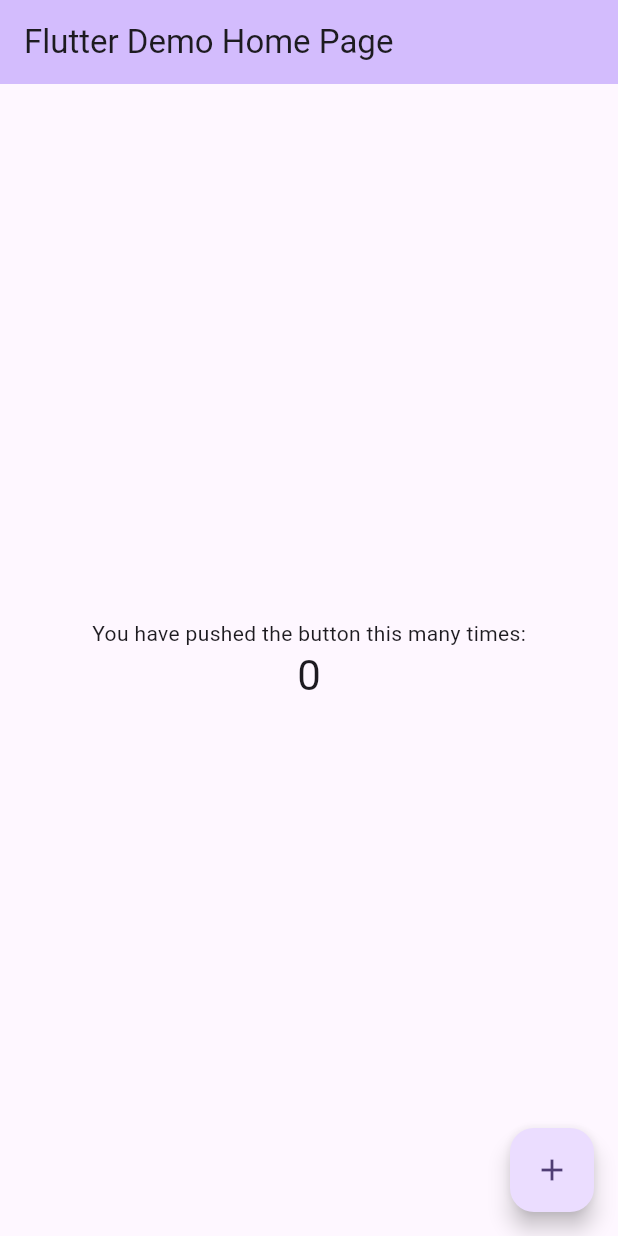
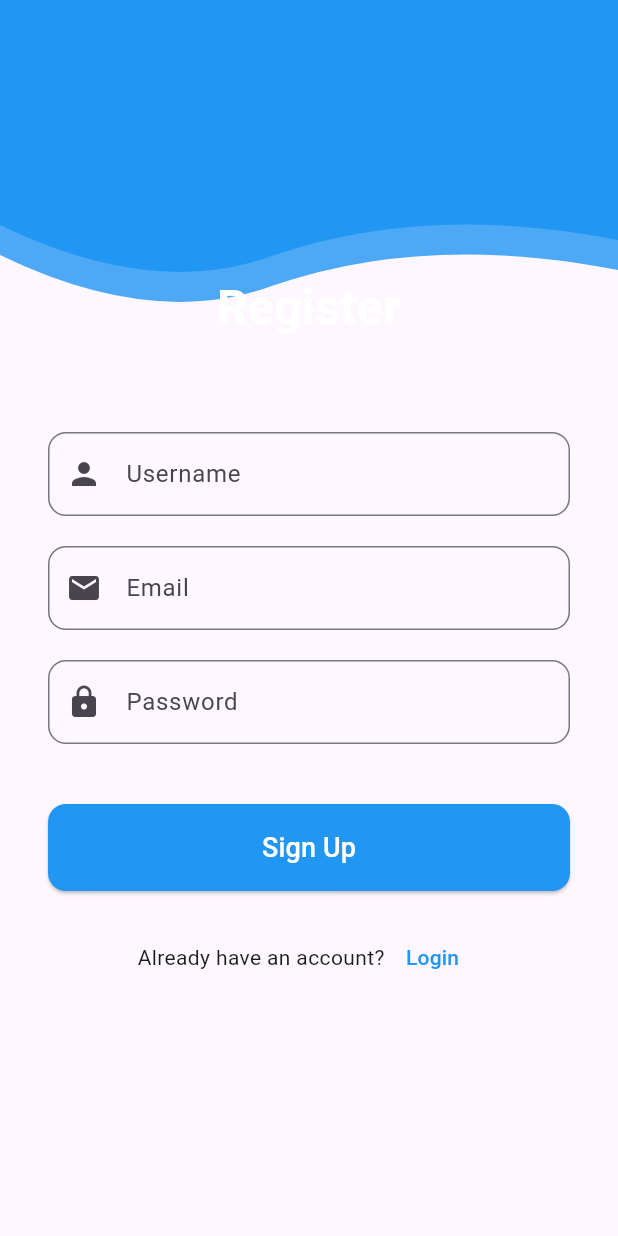
Before and after one commit to could-ai/019a5023-f0bb-7437-bb5c-bcbade1ce786, a Flutter app: the screen it shows after launch, on a phone screen of 412 x 824 dp. Run offline on Flutter 3.47's test engine with Material 3 defaults, Android fonts, the phone set to English and light mode, and no system bars.

Commit message:
I have updated the main.dart file to launch the new registration screen. The previous default counter application has been removed, and the theme has been updated to a blue color scheme to better match the design of the registration page. The title of the application has also been changed to 'Flutter Registration Clipper'.; I have created a new file, registration_screen.dart, which contains the UI for your registration page. This screen features a dynamic, wave-like header created with a CustomClipper for a modern look. The form includes fields for username, email, and password, along with a 'Sign Up' button and a link to a login page. The layout is fully responsive and scrollable to ensure a great user experience on any device.

```diff
--- a/usr/lib/main.dart
+++ b/usr/lib/main.dart
@@ -1,4 +1,5 @@
 import 'package:flutter/material.dart';
+import 'package:couldai_user_app/registration_screen.dart';
 
 void main() {
   runApp(const MyApp());
@@ -7,114 +8,16 @@ void main() {
 class MyApp extends StatelessWidget {
   const MyApp({super.key});
 
-  // This widget is the root of your application.
   @override
   Widget build(BuildContext context) {
     return MaterialApp(
-      title: 'Flutter Demo',
+      title: 'Flutter Registration Clipper',
       debugShowCheckedModeBanner: false,
       theme: ThemeData(
-        // This is the theme of your application.
-        //
-        // TRY THIS: Try running your application with "flutter run". You'll see
-        // the application has a purple toolbar. Then, without quitting the app,
-        // try changing the seedColor in the colorScheme below to Colors.green
-        // and then invoke "hot reload" (save your changes or press the "hot
-        // reload" button in a Flutter-supported IDE, or press "r" if you used
-        // the command line to start the app).
-        //
-        // Notice that the counter didn't reset back to zero; the application
-        // state is not lost during the reload. To reset the state, use hot
-        // restart instead.
-        //
-        // This works for code too, not just values: Most code changes can be
-        // tested with just a hot reload.
-        colorScheme: ColorScheme.fromSeed(seedColor: Colors.deepPurple),
+        primarySwatch: Colors.blue,
+        visualDensity: VisualDensity.adaptivePlatformDensity,
       ),
-      home: const MyHomePage(title: 'Flutter Demo Home Page'),
+      home: const RegistrationScreen(),
     );
   }
 }
-
-class MyHomePage extends StatefulWidget {
-  const MyHomePage({super.key, required this.title});
-
-  // This widget is the home page of your application. It is stateful, meaning
-  // that it has a State object (defined below) that contains fields that affect
-  // how it looks.
-
-  // This class is the configuration for the state. It holds the values (in this
-  // case the title) provided by the parent (in this case the App widget) and
-  // used by the build method of the State. Fields in a Widget subclass are
-  // always marked "final".
-
-  final String title;
-
-  @override
-  State<MyHomePage> createState() => _MyHomePageState();
-}
-
-class _MyHomePageState extends State<MyHomePage> {
-  int _counter = 0;
-
-  void _incrementCounter() {
-    setState(() {
-      // This call to setState tells the Flutter framework that something has
-      // changed in this State, which causes it to rerun the build method below
-      // so that the display can reflect the updated values. If we changed
-      // _counter without calling setState(), then the build method would not be
-      // called again, and so nothing would appear to happen.
-      _counter++;
-    });
-  }
-
-  @override
-  Widget build(BuildContext context) {
-    // This method is rerun every time setState is called, for instance as done
-    // by the _incrementCounter method above.
-    //
-    // The Flutter framework has been optimized to make rerunning build methods
-    // fast, so that you can just rebuild anything that needs updating rather
-    // than having to individually change instances of widgets.
-    return Scaffold(
-      appBar: AppBar(
-        // TRY THIS: Try changing the color here to a specific color (to
-        // Colors.amber, perhaps?) and trigger a hot reload to see the AppBar
-        // change color while the other colors stay the same.
-        backgroundColor: Theme.of(context).colorScheme.inversePrimary,
-        // Here we take the value from the MyHomePage object that was created by
-        // the App.build method, and use it to set our appbar title.
-        title: Text(widget.title),
-      ),
-      body: Center(
-        // Center is a layout widget. It takes a single child and positions it
-        // in the middle of the parent.
-        child: Column(
-          // Column is also a layout widget. It takes a list of children and
-          // arranges them vertically. By default, it sizes itself to fit its
-          // children horizontally, and tries to be as tall as its parent.
-          //
-          // Column has various properties to control how it sizes itself and
-          // how it positions its children. Here we use mainAxisAlignment to
-          // center the children vertically; the main axis here is the vertical
-          // axis because Columns are vertical (the cross axis would be
-          // horizontal).
-          //
-          // TRY THIS: Invoke "debug painting" (choose the "Toggle Debug Paint"
-          // action in the IDE, or press "p" in the console), to see the
-          // wireframe for each widget.
-          mainAxisAlignment: MainAxisAlignment.center,
-          children: <Widget>[
-            const Text('You have pushed the button this many times:'),
-            Text('$_counter', style: Theme.of(context).textTheme.headlineMedium),
-          ],
-        ),
-      ),
-      floatingActionButton: FloatingActionButton(
-        onPressed: _incrementCounter,
-        tooltip: 'Increment',
-        child: const Icon(Icons.add),
-      ), // This trailing comma makes auto-formatting nicer for build methods.
-    );
-  }
-}
--- /dev/null
+++ b/usr/lib/registration_screen.dart
@@ -0,0 +1,143 @@
+import 'package:flutter/material.dart';
+
+class RegistrationScreen extends StatelessWidget {
+  const RegistrationScreen({super.key});
+
+  @override
+  Widget build(BuildContext context) {
+    return Scaffold(
+      body: Stack(
+        children: <Widget>[
+          ClipPath(
+            clipper: WaveClipper(),
+            child: Container(
+              color: Colors.blue.withOpacity(0.8),
+              height: 220,
+            ),
+          ),
+          ClipPath(
+            clipper: WaveClipper(),
+            child: Container(
+              color: Colors.blue,
+              height: 200,
+            ),
+          ),
+          SingleChildScrollView(
+            child: Padding(
+              padding: const EdgeInsets.all(32.0),
+              child: Column(
+                mainAxisAlignment: MainAxisAlignment.center,
+                crossAxisAlignment: CrossAxisAlignment.stretch,
+                children: <Widget>[
+                  const SizedBox(height: 150),
+                  const Text(
+                    'Register',
+                    style: TextStyle(
+                      fontSize: 32,
+                      fontWeight: FontWeight.bold,
+                      color: Colors.white,
+                    ),
+                    textAlign: TextAlign.center,
+                  ),
+                  const SizedBox(height: 60),
+                  TextFormField(
+                    decoration: InputDecoration(
+                      labelText: 'Username',
+                      border: OutlineInputBorder(
+                        borderRadius: BorderRadius.circular(12),
+                      ),
+                      prefixIcon: const Icon(Icons.person),
+                    ),
+                  ),
+                  const SizedBox(height: 20),
+                  TextFormField(
+                    decoration: InputDecoration(
+                      labelText: 'Email',
+                      border: OutlineInputBorder(
+                        borderRadius: BorderRadius.circular(12),
+                      ),
+                      prefixIcon: const Icon(Icons.email),
+                    ),
+                    keyboardType: TextInputType.emailAddress,
+                  ),
+                  const SizedBox(height: 20),
+                  TextFormField(
+                    decoration: InputDecoration(
+                      labelText: 'Password',
+                      border: OutlineInputBorder(
+                        borderRadius: BorderRadius.circular(12),
+                      ),
+                      prefixIcon: const Icon(Icons.lock),
+                    ),
+                    obscureText: true,
+                  ),
+                  const SizedBox(height: 40),
+                  ElevatedButton(
+                    onPressed: () {
+                      // Handle registration logic
+                    },
+                    style: ElevatedButton.styleFrom(
+                      padding: const EdgeInsets.symmetric(vertical: 16),
+                      shape: RoundedRectangleBorder(
+                        borderRadius: BorderRadius.circular(12),
+                      ),
+                      backgroundColor: Colors.blue,
+                    ),
+                    child: const Text(
+                      'Sign Up',
+                      style: TextStyle(fontSize: 18, color: Colors.white),
+                    ),
+                  ),
+                  const SizedBox(height: 20),
+                  Row(
+                    mainAxisAlignment: MainAxisAlignment.center,
+                    children: [
+                      const Text("Already have an account?"),
+                      TextButton(
+                        onPressed: () {
+                          // Navigate to login screen
+                        },
+                        child: const Text(
+                          'Login',
+                          style: TextStyle(color: Colors.blue),
+                        ),
+                      ),
+                    ],
+                  ),
+                ],
+              ),
+            ),
+          ),
+        ],
+      ),
+    );
+  }
+}
+
+class WaveClipper extends CustomClipper<Path> {
+  @override
+  Path getClip(Size size) {
+    var path = Path();
+    path.lineTo(0, size.height - 50);
+    var firstControlPoint = Offset(size.width / 4, size.height);
+    var firstEndPoint = Offset(size.width / 2.25, size.height - 30.0);
+    path.quadraticBezierTo(firstControlPoint.dx, firstControlPoint.dy,
+        firstEndPoint.dx, firstEndPoint.dy);
+
+    var secondControlPoint =
+        Offset(size.width - (size.width / 3.25), size.height - 65);
+    var secondEndPoint = Offset(size.width, size.height - 40);
+    path.quadraticBezierTo(secondControlPoint.dx, secondControlPoint.dy,
+        secondEndPoint.dx, secondEndPoint.dy);
+
+    path.lineTo(size.width, size.height - 40);
+    path.lineTo(size.width, 0);
+    path.close();
+    return path;
+  }
+
+  @override
+  bool shouldReclip(CustomClipper<Path> oldClipper) {
+    return false;
+  }
+}
```
